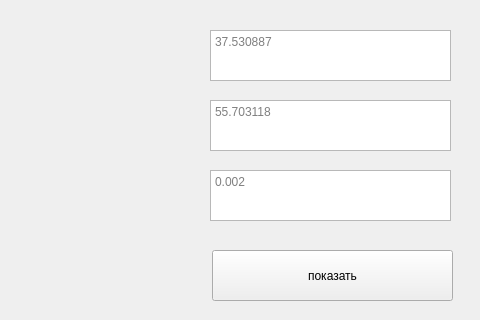
space-waste/MapsAPI, file 1.ui: the form before one commit; both pictures show x 510 to 990 and y 0 to 320 of the 990 by 594 pixel window.
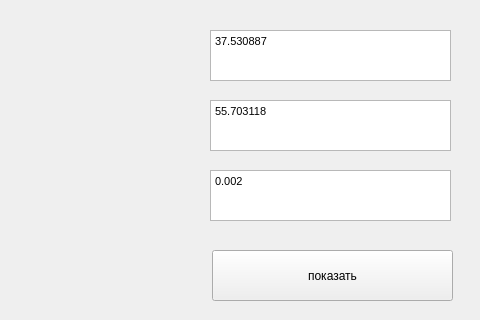
The form after the commit.

What changed in the file:
```diff
--- a/1.ui
+++ b/1.ui
@@ -35,6 +35,13 @@
      <height>51</height>
     </rect>
    </property>
+   <property name="html">
+    <string>&lt;!DOCTYPE HTML PUBLIC &quot;-//W3C//DTD HTML 4.0//EN&quot; &quot;http://www.w3.org/TR/REC-html40/strict.dtd&quot;&gt;
+&lt;html&gt;&lt;head&gt;&lt;meta name=&quot;qrichtext&quot; content=&quot;1&quot; /&gt;&lt;style type=&quot;text/css&quot;&gt;
+p, li { white-space: pre-wrap; }
+&lt;/style&gt;&lt;/head&gt;&lt;body style=&quot; font-family:'MS Shell Dlg 2'; font-size:8.25pt; font-weight:400; font-style:normal;&quot;&gt;
+&lt;p style=&quot; margin-top:0px; margin-bottom:0px; margin-left:0px; margin-right:0px; -qt-block-indent:0; text-indent:0px;&quot;&gt;37.530887&lt;/p&gt;&lt;/body&gt;&lt;/html&gt;</string>
+   </property>
    <property name="placeholderText">
     <string>37.530887</string>
    </property>
@@ -48,6 +55,13 @@
      <height>51</height>
     </rect>
    </property>
+   <property name="html">
+    <string>&lt;!DOCTYPE HTML PUBLIC &quot;-//W3C//DTD HTML 4.0//EN&quot; &quot;http://www.w3.org/TR/REC-html40/strict.dtd&quot;&gt;
+&lt;html&gt;&lt;head&gt;&lt;meta name=&quot;qrichtext&quot; content=&quot;1&quot; /&gt;&lt;style type=&quot;text/css&quot;&gt;
+p, li { white-space: pre-wrap; }
+&lt;/style&gt;&lt;/head&gt;&lt;body style=&quot; font-family:'MS Shell Dlg 2'; font-size:8.25pt; font-weight:400; font-style:normal;&quot;&gt;
+&lt;p style=&quot; margin-top:0px; margin-bottom:0px; margin-left:0px; margin-right:0px; -qt-block-indent:0; text-indent:0px;&quot;&gt;55.703118&lt;/p&gt;&lt;/body&gt;&lt;/html&gt;</string>
+   </property>
    <property name="placeholderText">
     <string>55.703118</string>
    </property>
@@ -61,6 +75,13 @@
      <height>51</height>
     </rect>
    </property>
+   <property name="html">
+    <string>&lt;!DOCTYPE HTML PUBLIC &quot;-//W3C//DTD HTML 4.0//EN&quot; &quot;http://www.w3.org/TR/REC-html40/strict.dtd&quot;&gt;
+&lt;html&gt;&lt;head&gt;&lt;meta name=&quot;qrichtext&quot; content=&quot;1&quot; /&gt;&lt;style type=&quot;text/css&quot;&gt;
+p, li { white-space: pre-wrap; }
+&lt;/style&gt;&lt;/head&gt;&lt;body style=&quot; font-family:'MS Shell Dlg 2'; font-size:8.25pt; font-weight:400; font-style:normal;&quot;&gt;
+&lt;p style=&quot; margin-top:0px; margin-bottom:0px; margin-left:0px; margin-right:0px; -qt-block-indent:0; text-indent:0px;&quot;&gt;0.002&lt;/p&gt;&lt;/body&gt;&lt;/html&gt;</string>
+   </property>
    <property name="placeholderText">
     <string>0.002</string>
    </property>
```
